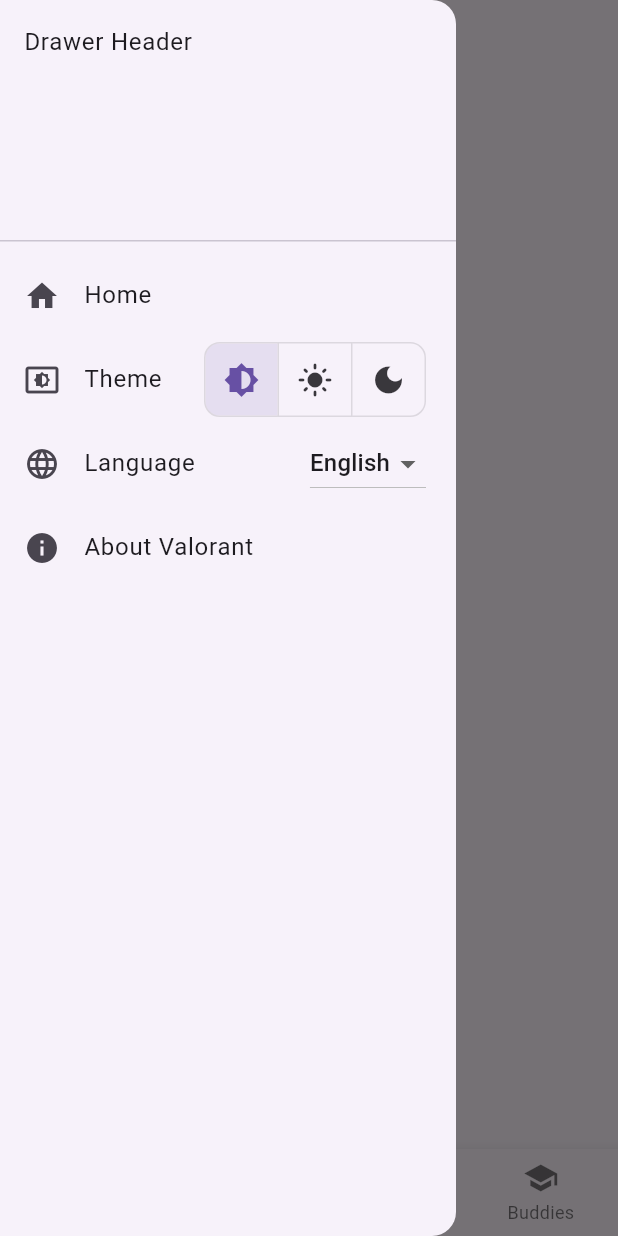
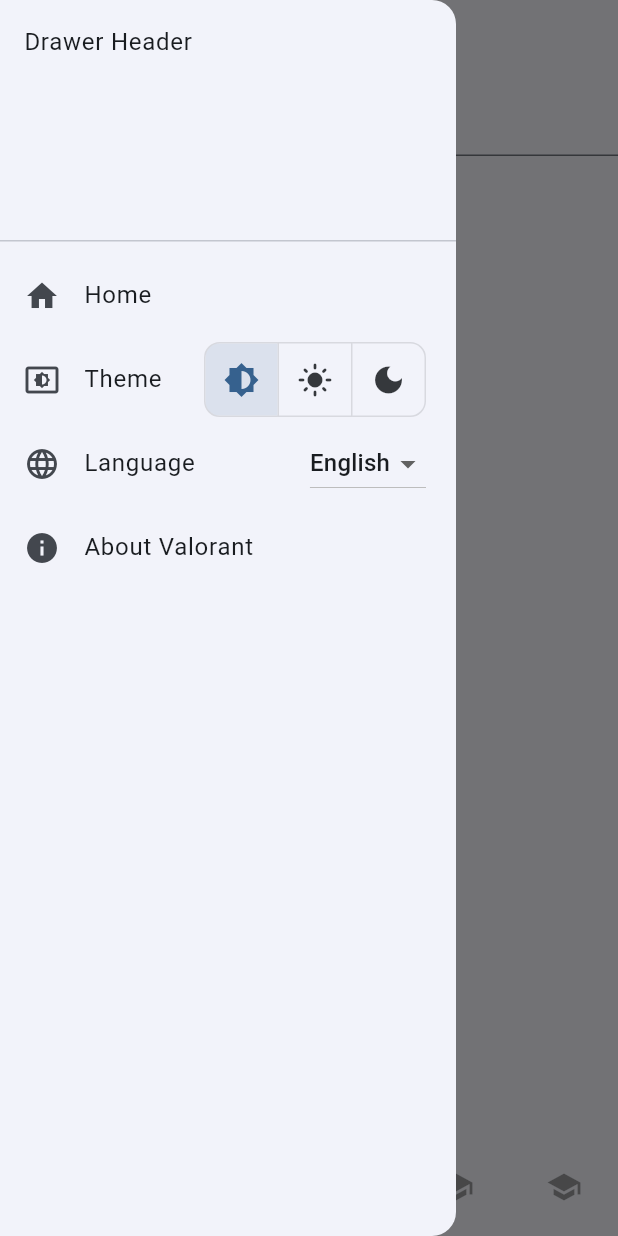
Before and after one commit to JasonWues/Valorant, a Flutter app: the screen it shows after launch, item 3 of the bottom bar chosen, with the side drawer open, on a phone screen of 412 x 824 dp. Run offline on Flutter 3.47's test engine with Material 2 defaults, Android fonts, the phone set to English and light mode, and no system bars; drawn by our look-alikes of dynamic_color, salomon_bottom_bar; our stand-ins replace dio, easy_localization, file_picker, flutter_riverpod, flutter_svg, shared_preferences and 3 more; missing offline and left inert: easy_image_viewer; network calls fail.

Commit message:
add dymiccolor

```diff
--- a/lib/main.dart
+++ b/lib/main.dart
@@ -1,3 +1,4 @@
+import 'package:dynamic_color/dynamic_color.dart';
 import 'package:easy_localization/easy_localization.dart';
 import 'package:flutter/material.dart';
 import 'package:flutter_riverpod/flutter_riverpod.dart';
@@ -27,12 +28,23 @@ class MyApp extends ConsumerWidget {
   @override
   Widget build(BuildContext context, WidgetRef ref) {
     final darkMode = ref.watch(darkModeProvider);
+    return DynamicColorBuilder(builder: (lightDynamic, darkDynamic) {
       return MaterialApp(
         title: "Valorant",
-      theme: ThemeData.light(
+        theme: ThemeData.from(
+          colorScheme: lightDynamic != null
+              ? lightDynamic.harmonized()
+              : ColorScheme.fromSeed(
+                  seedColor: const Color.fromRGBO(0, 97, 164, 1.0),
+                  brightness: Brightness.light),
           useMaterial3: true,
         ),
-      darkTheme: ThemeData.dark(
+        darkTheme: ThemeData.from(
+          colorScheme: darkDynamic != null
+              ? darkDynamic.harmonized()
+              : ColorScheme.fromSeed(
+                  seedColor: const Color.fromRGBO(159, 202, 255, 1.0),
+                  brightness: Brightness.dark),
           useMaterial3: true,
         ),
         themeMode: ThemeMode.values[darkMode],
@@ -48,5 +60,6 @@ class MyApp extends ConsumerWidget {
           "WeaponSkin": (context) => const WeaponSkinView(),
         },
       );
+    });
   }
 }
--- a/lib/themes/colors.dart
+++ /dev/null
@@ -1,12 +0,0 @@
-import 'package:flutter/material.dart';
-
-final brightness =
-    WidgetsBinding.instance.platformDispatcher.platformBrightness;
-
-final primaryColor = brightness == Brightness.light
-    ? const Color.fromRGBO(103, 80, 164, 1.0)
-    : const Color.fromRGBO(207, 188, 255, 1.0);
-
-final backgroundColor = brightness == Brightness.light
-    ? const Color.fromRGBO(255, 251, 255, 1.0)
-    : const Color.fromRGBO(28, 27, 31, 1.0);
--- a/lib/views/mainView.dart
+++ b/lib/views/mainView.dart
@@ -4,12 +4,12 @@ import 'package:easy_localization/easy_localization.dart';
 import 'package:flutter/material.dart';
 import 'package:flutter_riverpod/flutter_riverpod.dart';
 import 'package:flutter_svg/svg.dart';
+import 'package:salomon_bottom_bar/salomon_bottom_bar.dart';
 import 'package:valorant/views/buddies.dart';
 import 'package:valorant/views/searchView.dart';
 import 'package:valorant/views/spraysView.dart';
 import 'package:valorant/views/weaponsView.dart';
 
-import '../themes/colors.dart';
 import '../view_models/provider.dart';
 import 'agentsView.dart';
 
@@ -23,8 +23,6 @@ class MainView extends ConsumerStatefulWidget {
 }
 
 class _MainViewState extends ConsumerState<MainView> {
-  final TextEditingController textController = TextEditingController();
-
   @override
   Widget build(BuildContext context) {
     final darkMode = ref.watch(darkModeProvider);
@@ -133,30 +131,46 @@ class _MainViewState extends ConsumerState<MainView> {
           ],
         ),
       ),
-      bottomNavigationBar: BottomNavigationBar(
-        type: BottomNavigationBarType.fixed,
-        items: <BottomNavigationBarItem>[
-          BottomNavigationBarItem(
-            icon: const Icon(Icons.person),
-            label: "Agents".tr(),
-          ),
-          BottomNavigationBarItem(
-            icon: SvgPicture.asset(
-              "assets/svg/Weapons.svg",
-              colorFilter: const ColorFilter.mode(
-                  Color.fromRGBO(111, 111, 112, 1.0), BlendMode.srcIn),
-            ),
-            activeIcon: SvgPicture.asset(
-              "assets/svg/Weapons.svg",
-            ),
-            label: "Weapons".tr(),
-          ),
-          BottomNavigationBarItem(
-            icon: Icon(Icons.school),
-            label: "Sprays".tr(),
-          ),
-          BottomNavigationBarItem(
-              icon: Icon(Icons.school), label: "Buddies".tr())
+      bottomNavigationBar: SalomonBottomBar(
+        items: <SalomonBottomBarItem>[
+          SalomonBottomBarItem(
+              icon: const Icon(Icons.person),
+              title: Text("Agents".tr()),
+              selectedColor: Theme.of(context).colorScheme.primary,
+              unselectedColor: Theme.of(context).disabledColor),
+          SalomonBottomBarItem(
+              icon: Padding(
+                  padding: const EdgeInsets.only(top: 5),
+                  child: SvgPicture.asset(
+                    "assets/svg/Weapons.svg",
+                    colorFilter: ColorFilter.mode(
+                        Theme.of(context).disabledColor, BlendMode.srcIn),
+                  )),
+              activeIcon: Padding(
+                  padding: const EdgeInsets.only(top: 5),
+                  child: SvgPicture.asset(
+                    "assets/svg/Weapons.svg",
+                    colorFilter: ColorFilter.mode(
+                        Theme.of(context).colorScheme.primary, BlendMode.srcIn),
+                  )),
+              title: Text("Weapons".tr()),
+              selectedColor: Theme.of(context).colorScheme.primary,
+              unselectedColor: Theme.of(context).disabledColor),
+          SalomonBottomBarItem(
+              icon: const Icon(Icons.search),
+              title: Text("Search".tr()),
+              selectedColor: Theme.of(context).colorScheme.primary,
+              unselectedColor: Theme.of(context).disabledColor),
+          SalomonBottomBarItem(
+              icon: Icon(Icons.school),
+              title: Text("Sprays".tr()),
+              selectedColor: Theme.of(context).colorScheme.primary,
+              unselectedColor: Theme.of(context).disabledColor),
+          SalomonBottomBarItem(
+              icon: Icon(Icons.school),
+              title: Text("Buddies".tr()),
+              selectedColor: Theme.of(context).colorScheme.primary,
+              unselectedColor: Theme.of(context).disabledColor)
         ],
         currentIndex: selectindex,
         onTap: (value) {
@@ -170,7 +184,6 @@ class _MainViewState extends ConsumerState<MainView> {
 
   @override
   void dispose() {
-    textController.dispose();
     super.dispose();
   }
 }
--- a/lib/views/searchView.dart
+++ b/lib/views/searchView.dart
@@ -11,6 +11,8 @@ class SearchView extends ConsumerStatefulWidget {
 class _SearchViewState extends ConsumerState<SearchView> {
   @override
   Widget build(BuildContext context) {
-    return Center();
+    return Column(
+      children: [TextField()],
+    );
   }
 }
--- a/pubspec.yaml
+++ b/pubspec.yaml
@@ -24,6 +24,8 @@ dependencies:
   shimmer: ^2.0.0
   file_picker: ^5.2.6
   path: ^1.8.2
+  salomon_bottom_bar: ^3.3.2
+  dynamic_color: ^1.6.3
 
 dev_dependencies:
   flutter_test:
```
Also changed, not shown: 5 other files. Lines whose indentation alone changed are shown as unchanged.
